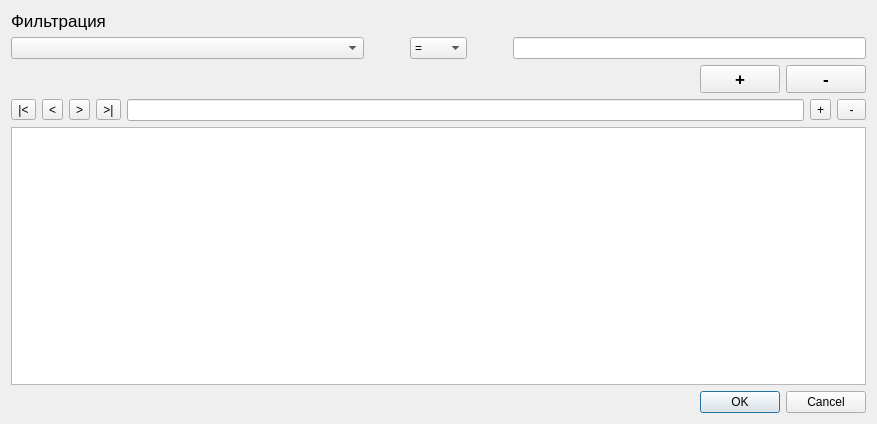
Old version of the form src/ui/TableWindow.ui in the repository Corwinian/diagram-grant.
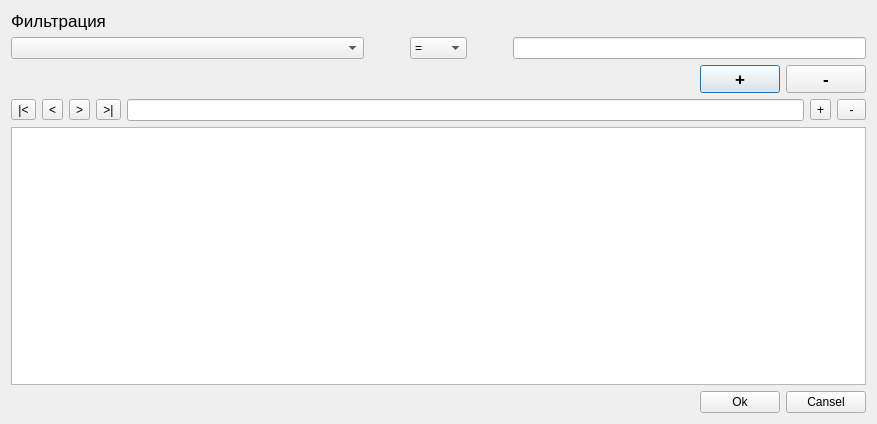
New version of the form.

Commit message: Заменил buttonbox на 2 нопки и приделал сохранение

Diff of the .ui file:
```diff
--- a/src/ui/TableWindow.ui
+++ b/src/ui/TableWindow.ui
@@ -26,7 +26,7 @@
      </property>
     </widget>
    </item>
-   <item row="1" column="0" colspan="2">
+   <item row="1" column="0">
     <layout class="QVBoxLayout" name="verticalLayout">
      <item>
       <layout class="QHBoxLayout" name="horizontalLayout">
@@ -171,7 +171,7 @@
      </item>
     </layout>
    </item>
-   <item row="2" column="0" colspan="2">
+   <item row="2" column="0">
     <layout class="QHBoxLayout" name="horizontalLayout_3">
      <item>
       <widget class="QToolButton" name="btnStartt">
@@ -226,22 +226,43 @@
      </item>
     </layout>
    </item>
-   <item row="3" column="0" colspan="2">
+   <item row="3" column="0">
     <widget class="QTableView" name="tableView">
      <property name="editTriggers">
       <set>QAbstractItemView::AnyKeyPressed|QAbstractItemView::DoubleClicked|QAbstractItemView::EditKeyPressed|QAbstractItemView::SelectedClicked</set>
      </property>
     </widget>
    </item>
-   <item row="4" column="1">
-    <widget class="QDialogButtonBox" name="buttonBox">
-     <property name="orientation">
-      <enum>Qt::Horizontal</enum>
-     </property>
-     <property name="standardButtons">
-      <set>QDialogButtonBox::Cancel|QDialogButtonBox::Ok</set>
-     </property>
-    </widget>
+   <item row="4" column="0">
+    <layout class="QHBoxLayout" name="horizontalLayout_4">
+     <item>
+      <spacer name="horizontalSpacer_4">
+       <property name="orientation">
+        <enum>Qt::Horizontal</enum>
+       </property>
+       <property name="sizeHint" stdset="0">
+        <size>
+         <width>368</width>
+         <height>20</height>
+        </size>
+       </property>
+      </spacer>
+     </item>
+     <item>
+      <widget class="QPushButton" name="btnOk">
+       <property name="text">
+        <string>Ok</string>
+       </property>
+      </widget>
+     </item>
+     <item>
+      <widget class="QPushButton" name="btnCansel">
+       <property name="text">
+        <string>Cansel</string>
+       </property>
+      </widget>
+     </item>
+    </layout>
    </item>
   </layout>
  </widget>
```
Left out of the diff: 28 changed lines with no effect on the pictures. The commit also changes 2 other files.
